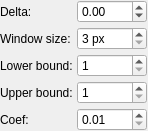
Above: src/core/filters/output/OptionsWidgetBinarizationWolf.ui from 2ndmax/scantailor-ocr before the change. Below: the same form after it.
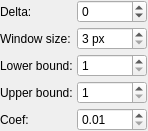
That is the form after the change.

```diff
--- a/src/core/filters/output/OptionsWidgetBinarizationWolf.ui
+++ b/src/core/filters/output/OptionsWidgetBinarizationWolf.ui
@@ -49,6 +49,9 @@
        <property name="toolTip">
         <string>Default value is 0.</string>
        </property>
+       <property name="decimals">
+        <number>0</number>
+       </property>
        <property name="minimum">
         <double>-100.0</double>
        </property>
```
